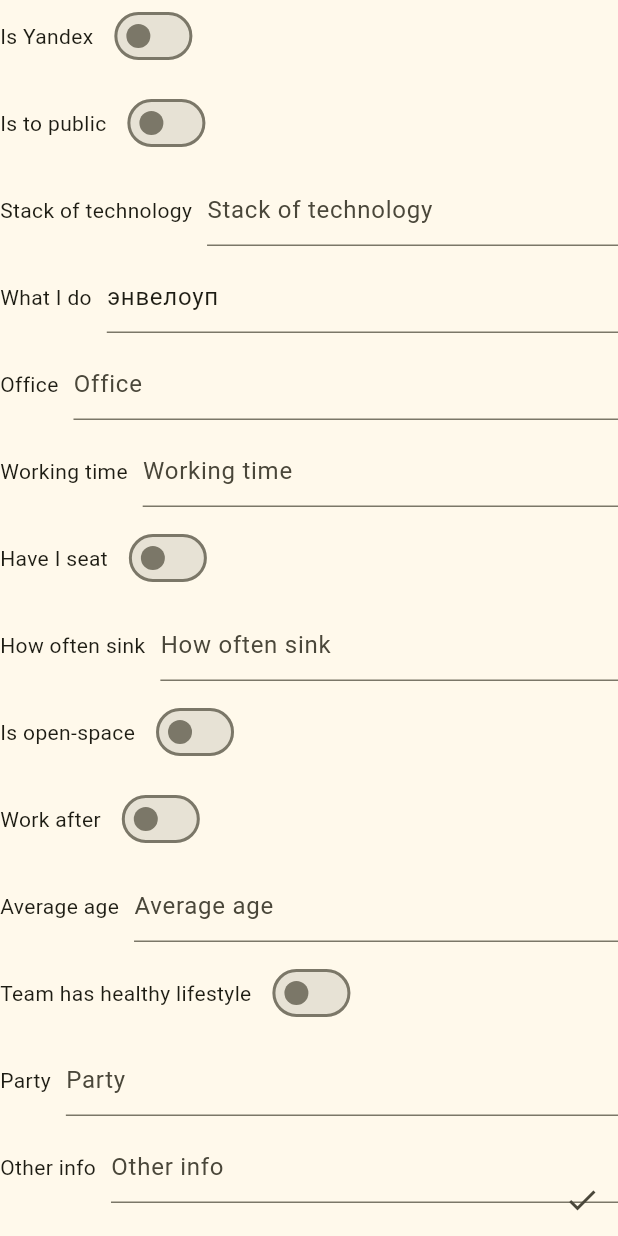
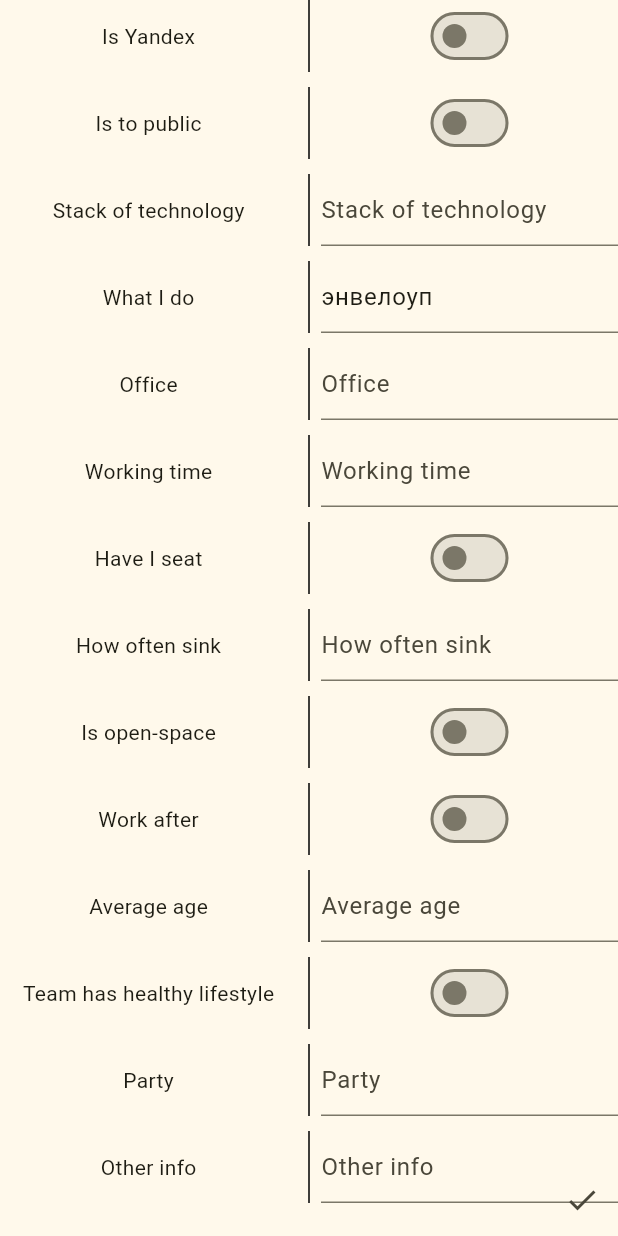
Before and after one commit to Bankin1/Ssbes, a Flutter app: the EditDescriptionWidget widget shown alone on an empty page, opened directly with sample values from the repository, on a phone screen of 412 x 824 dp. Run offline on Flutter 3.47's test engine with Material 3 defaults, Android fonts, the phone set to English and light mode, and no system bars; our stand-ins replace dio, flutter_bloc, get_it; network calls fail.

Commit message:
Fix sink field, add env, change some design

```diff
--- a/frontend/lib/main.dart
+++ b/frontend/lib/main.dart
@@ -21,6 +21,7 @@
         title: 'SSbes',
         theme: ThemeData(
           colorScheme: ColorScheme.fromSeed(seedColor: Colors.yellow),
+          brightness: Brightness.light,
           useMaterial3: true,
         ),
         home: const TeamListPage()
--- a/frontend/lib/src/entities/description.dart
+++ b/frontend/lib/src/entities/description.dart
@@ -21,7 +21,7 @@
   final String? workingTime;
   @JsonKey(name: 'seat')
   final bool? haveISeat;
-  @JsonKey(name: 'how_often_sink')
+  @JsonKey(name: 'how_often_sinks')
   final String? howOftenSinks;
   @JsonKey(name: 'is_open_space')
   final bool? isOpenSpace;
--- a/frontend/lib/src/pages/team_page.dart
+++ b/frontend/lib/src/pages/team_page.dart
@@ -55,23 +55,17 @@
 
                         else if(descriptionState is DescriptionUploadedState)
                           Center(
-                            child: SizedBox(
-                                width: MediaQuery.sizeOf(context).width * 1/3,
                             child: DescriptionWidget(
                                 id: widget.team.descriptionId,
                                 description: descriptionState.description
-                                )
                             ),
                           )
 
                         else if(descriptionState is DescriptionEditingState)
                             Center(
-                              child: SizedBox(
-                                  width: MediaQuery.sizeOf(context).width * 1/3,
                               child: EditDescriptionWidget(
                                   id: widget.team.descriptionId,
                                   description: descriptionState.description
-                                  )
                               ),
                             )
                       ],
--- a/frontend/lib/src/util/dio_config.dart
+++ b/frontend/lib/src/util/dio_config.dart
@@ -6,6 +6,7 @@
 
   void dioInit(){
     debugPrint("\n\nINITED INITED INITED\n\n");
-    dio.options.baseUrl = 'http://localhost:8080/v1';
+    dio.options.baseUrl = const String.fromEnvironment('api_base_url',
+        defaultValue: 'http://localhost:8080/v1');
   }
 }
--- /dev/null
+++ b/frontend/lib/src/widgets/bool_edit_widget.dart
@@ -0,0 +1,50 @@
+import 'package:flutter/material.dart';
+
+class BoolEditWidget extends StatefulWidget{
+  final String text;
+  final bool initValue;
+
+  const BoolEditWidget({super.key, required this.text, required this.initValue});
+  @override
+  State<StatefulWidget> createState() => BoolEditWidgetState();
+
+}
+
+class BoolEditWidgetState extends State<BoolEditWidget>{
+
+  bool _value = false;
+  bool get value => _value;
+
+  @override
+  void initState(){
+    super.initState();
+    _value = widget.initValue;
+  }
+
+  @override
+  Widget build(BuildContext context) {
+    return IntrinsicHeight(
+      child: SizedBox(
+        child: Row(
+          children: [
+            Expanded(child: Center(child: Text(widget.text))),
+
+            const VerticalDivider(thickness: 1, color: Colors.black),
+
+            Expanded(
+              child: Switch(
+                value: _value,
+                onChanged: (bool newValue){
+                  setState(() {
+                    _value = newValue;
+                  });
+                },
+              ),
+            )
+          ],
+        ),
+      ),
+    );
+  }
+
+}
--- a/frontend/lib/src/widgets/bool_switch_widget.dart
+++ /dev/null
@@ -1,46 +0,0 @@
-import 'package:flutter/material.dart';
-
-class BoolSwitch extends StatefulWidget{
-  final String text;
-  final bool initValue;
-
-  const BoolSwitch({super.key, required this.text, required this.initValue});
-  @override
-  State<StatefulWidget> createState() => BoolSwitchState();
-
-}
-
-class BoolSwitchState extends State<BoolSwitch>{
-
-  bool _value = false;
-  bool get value => _value;
-
-  @override
-  void initState(){
-    super.initState();
-    _value = widget.initValue;
-  }
-
-  @override
-  Widget build(BuildContext context) {
-    return SizedBox(
-      child: Row(
-        children: [
-          Text(widget.text),
-
-          const SizedBox(width: 10),
-
-          Switch(
-            value: _value,
-            onChanged: (bool newValue){
-              setState(() {
-                _value = newValue;
-              });
-            },
-          )
-        ],
-      ),
-    );
-  }
-
-}
--- a/frontend/lib/src/widgets/edit_description_widget.dart
+++ b/frontend/lib/src/widgets/edit_description_widget.dart
@@ -2,8 +2,8 @@
 import 'package:flutter_bloc/flutter_bloc.dart';
 import 'package:ssbek/src/bloc/description/description_event.dart';
 import 'package:ssbek/src/entities/description.dart';
-import 'package:ssbek/src/widgets/bool_switch_widget.dart';
-import 'package:ssbek/src/widgets/text_field_widget.dart';
+import 'package:ssbek/src/widgets/bool_edit_widget.dart';
+import 'package:ssbek/src/widgets/text_edit_widget.dart';
 
 import '../bloc/description/description_bloc.dart';
 
@@ -37,7 +37,7 @@
     children: [
       ListView(
         children: [
-          BoolSwitch(
+          BoolEditWidget(
               key: _keys.isYandex,
               text: "Is Yandex",
               initValue: widget.description.isYandex ?? false
@@ -45,7 +45,7 @@
 
           const SizedBox(height: 10),
 
-          BoolSwitch(
+          BoolEditWidget(
               key: _keys.isToPublic,
               text: "Is to public",
               initValue: widget.description.isToPublic ?? false
@@ -53,7 +53,7 @@
 
           const SizedBox(height: 10),
 
-          TextFieldWidget(
+          TextEditWidget(
               key: _keys.stackOfTechnology,
               text: "Stack of technology",
               initValue: widget.description.stackOfTechnology ?? "",
@@ -62,7 +62,7 @@
 
           const SizedBox(height: 10),
 
-          TextFieldWidget(
+          TextEditWidget(
               key: _keys.whatIDo,
               text: "What I do",
               initValue: widget.description.whatIDo ?? "",
@@ -71,7 +71,7 @@
 
           const SizedBox(height: 10),
 
-          TextFieldWidget(
+          TextEditWidget(
               key: _keys.office,
               text: "Office",
               initValue: widget.description.office ?? "",
@@ -80,7 +80,7 @@
 
           const SizedBox(height: 10),
 
-          TextFieldWidget(
+          TextEditWidget(
               key: _keys.workingTime,
               text: "Working time",
               initValue: widget.description.workingTime ?? "",
@@ -89,7 +89,7 @@
 
           const SizedBox(height: 10),
 
-          BoolSwitch(
+          BoolEditWidget(
               key: _keys.haveISeat,
               text: "Have I seat",
               initValue: widget.description.haveISeat ?? false
@@ -97,7 +97,7 @@
 
           const SizedBox(height: 10),
 
-          TextFieldWidget(
+          TextEditWidget(
               key: _keys.howOftenSinks,
               text: "How often sink",
               initValue: widget.description.howOftenSinks ?? "",
@@ -106,7 +106,7 @@
 
           const SizedBox(height: 10),
 
-          BoolSwitch(
+          BoolEditWidget(
               key: _keys.isOpenSpace,
               text: "Is open-space",
               initValue: widget.description.isOpenSpace ?? false
@@ -114,7 +114,7 @@
 
           const SizedBox(height: 10),
 
-          BoolSwitch(
+          BoolEditWidget(
               key: _keys.workAfter,
               text: "Work after",
               initValue: widget.description.workAfter ?? false
@@ -122,7 +122,7 @@
 
           const SizedBox(height: 10),
 
-          TextFieldWidget(
+          TextEditWidget(
               key: _keys.averageAge,
               text: "Average age",
               initValue: widget.description.averageAge ?? "",
@@ -131,7 +131,7 @@
 
           const SizedBox(height: 10),
 
-          BoolSwitch(
+          BoolEditWidget(
               key: _keys.isHealthyLifestyle,
               text: "Team has healthy lifestyle",
               initValue: widget.description.isHealthyLifestyle ?? false
@@ -139,7 +139,7 @@
 
           const SizedBox(height: 10),
 
-          TextFieldWidget(
+          TextEditWidget(
               key: _keys.party,
               text: "Party",
               initValue: widget.description.party ?? "",
@@ -148,7 +148,7 @@
 
           const SizedBox(height: 10),
 
-          TextFieldWidget(
+          TextEditWidget(
               key: _keys.smthElse,
               text: "Other info",
               initValue: widget.description.smthElse ?? "",
@@ -172,20 +172,20 @@
 }
 
 class DescriptionGlobalKeys{
-  final isYandex = GlobalKey<BoolSwitchState>();
-  final isToPublic = GlobalKey<BoolSwitchState>();
-  final stackOfTechnology = GlobalKey<TextFieldWidgetState>();
-  final whatIDo = GlobalKey<TextFieldWidgetState>();
-  final office = GlobalKey<TextFieldWidgetState>();
-  final workingTime = GlobalKey<TextFieldWidgetState>();
-  final haveISeat = GlobalKey<BoolSwitchState>();
-  final howOftenSinks = GlobalKey<TextFieldWidgetState>();
-  final isOpenSpace = GlobalKey<BoolSwitchState>();
-  final workAfter = GlobalKey<BoolSwitchState>();
-  final averageAge = GlobalKey<TextFieldWidgetState>();
-  final isHealthyLifestyle = GlobalKey<BoolSwitchState>();
-  final party = GlobalKey<TextFieldWidgetState>();
-  final smthElse = GlobalKey<TextFieldWidgetState>();
+  final isYandex = GlobalKey<BoolEditWidgetState>();
+  final isToPublic = GlobalKey<BoolEditWidgetState>();
+  final stackOfTechnology = GlobalKey<TextEditWidgetState>();
+  final whatIDo = GlobalKey<TextEditWidgetState>();
+  final office = GlobalKey<TextEditWidgetState>();
+  final workingTime = GlobalKey<TextEditWidgetState>();
+  final haveISeat = GlobalKey<BoolEditWidgetState>();
+  final howOftenSinks = GlobalKey<TextEditWidgetState>();
+  final isOpenSpace = GlobalKey<BoolEditWidgetState>();
+  final workAfter = GlobalKey<BoolEditWidgetState>();
+  final averageAge = GlobalKey<TextEditWidgetState>();
+  final isHealthyLifestyle = GlobalKey<BoolEditWidgetState>();
+  final party = GlobalKey<TextEditWidgetState>();
+  final smthElse = GlobalKey<TextEditWidgetState>();
 
   int? get averageAgeValue => averageAge.currentState != null
       ? int.tryParse(averageAge.currentState!.value)
--- a/frontend/lib/src/widgets/text_field_widget.dart
+++ b/frontend/lib/src/widgets/text_edit_widget.dart
@@ -1,12 +1,12 @@
 import 'package:flutter/material.dart';
 import 'package:flutter/services.dart';
 
-class TextFieldWidget extends StatefulWidget{
+class TextEditWidget extends StatefulWidget{
   final String text;
   final dynamic initValue;
   final TextInputType valueType;
 
-  const TextFieldWidget({
+  const TextEditWidget({
     super.key,
     required this.text,
     required this.initValue,
@@ -14,10 +14,10 @@
   });
 
   @override
-  State<StatefulWidget> createState() => TextFieldWidgetState();
+  State<StatefulWidget> createState() => TextEditWidgetState();
 }
 
-class TextFieldWidgetState extends State<TextFieldWidget>{
+class TextEditWidgetState extends State<TextEditWidget>{
 
   final TextEditingController _controller = TextEditingController();
   String get value => _controller.text;
@@ -46,11 +46,13 @@
   @override
   Widget build(BuildContext context) {
     return SizedBox(
+      child: IntrinsicHeight(
         child: Row(
+
           children: [
-          Text(widget.text),
+            Expanded(child: Center(child: Text(widget.text))),
 
-          const SizedBox(width: 10),
+            const VerticalDivider(thickness: 1, color: Colors.black),
 
             Expanded(
               child: TextField(
@@ -65,6 +67,7 @@
             )
           ],
         ),
+      ),
     );
   }
 
--- a/frontend/pubspec.yaml
+++ b/frontend/pubspec.yaml
@@ -65,7 +65,8 @@
   uses-material-design: true
 
   # To add assets to your application, add an assets section, like this:
-  # assets:
+  assets:
+    - env.json
   #   - images/a_dot_burr.jpeg
   #   - images/a_dot_ham.jpeg
 
```
Also changed, not shown: frontend/lib/src/entities/description.g.dart, 3 other files. Lines whose indentation alone changed are shown as unchanged.
